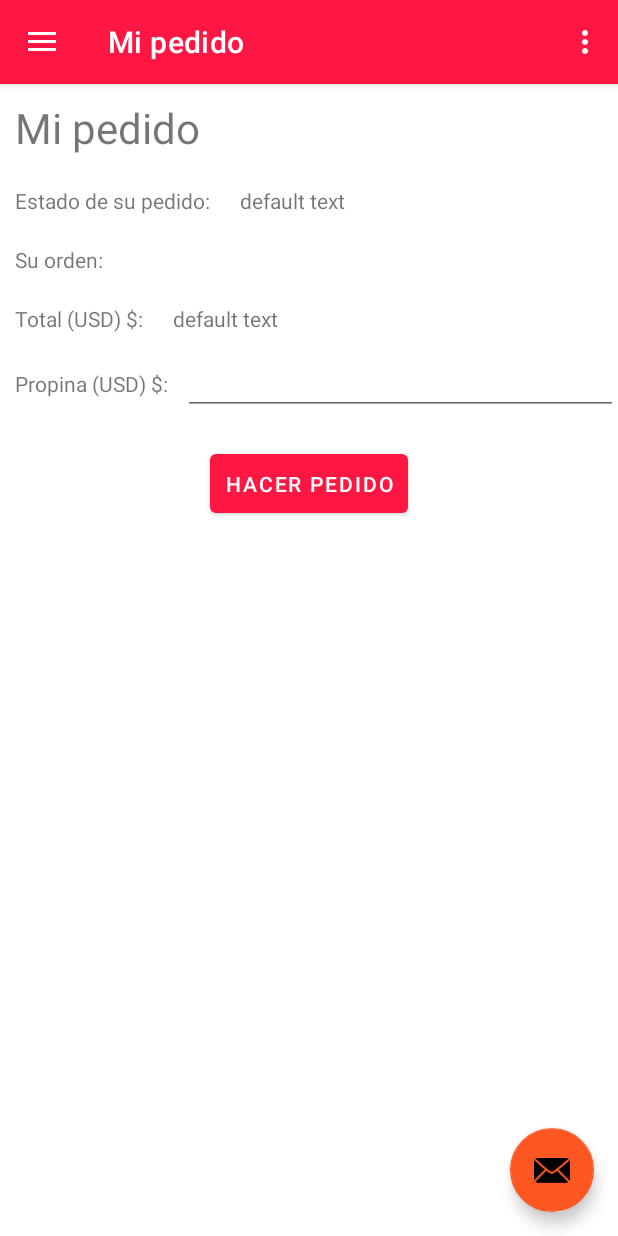
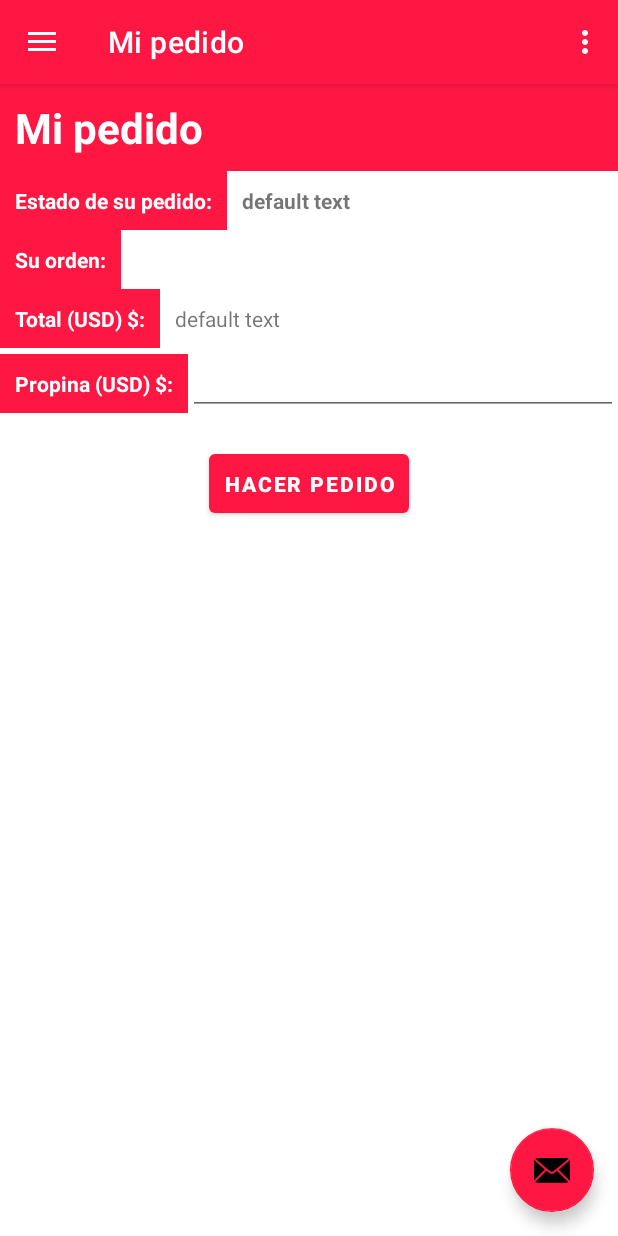
Before and after one commit to ar21106/ProyectoPDM2024-GT3-Grupo2-PedidosComida, an Android app: the screen it shows after launch (MainActivity), in the side drawer, after a tap on "Mi pedido", on a phone screen of 412 x 824 dp. Run offline under Robolectric (Android 15) with nearby library versions, the phone set to English and light mode, and no system bars; our stand-ins replace Room's generated code, navigation-ui; 1 statement that could not run was skipped.

Commit message:
Actualizacion de color, letra y imagen de Delibery

```diff
--- a/app/src/main/res/layout/app_bar_main.xml
+++ b/app/src/main/res/layout/app_bar_main.xml
@@ -15,7 +15,7 @@
             android:id="@+id/toolbar"
             android:layout_width="match_parent"
             android:layout_height="?attr/actionBarSize"
-            android:background="?attr/colorPrimary"
+            android:background="@color/primarioRojo"
             app:popupTheme="@style/Theme.PedidosApp.PopupOverlay" />
 
     </com.google.android.material.appbar.AppBarLayout>
@@ -29,6 +29,7 @@
         android:layout_gravity="bottom|end"
         android:layout_marginEnd="@dimen/fab_margin"
         android:layout_marginBottom="16dp"
+        app:backgroundTint="@color/primarioRojo"
         app:srcCompat="@android:drawable/ic_dialog_email" />
 
 </androidx.coordinatorlayout.widget.CoordinatorLayout>
--- a/app/src/main/res/layout/fragment_pedidos.xml
+++ b/app/src/main/res/layout/fragment_pedidos.xml
@@ -9,11 +9,14 @@
 
     <TextView
         android:id="@+id/pedidoTitulo"
-        android:layout_width="wrap_content"
+        android:layout_width="match_parent"
         android:layout_height="wrap_content"
+        android:background="@color/primarioRojo"
         android:padding="10dp"
+        android:text="@string/pedidosFragmentTittle"
+        android:textColor="@color/white"
         android:textSize="28sp"
-        android:text="@string/pedidosFragmentTittle" />
+        android:textStyle="bold" />
 
     <LinearLayout
         android:layout_width="match_parent"
@@ -24,29 +27,38 @@
             android:id="@+id/lblEstado"
             android:layout_width="wrap_content"
             android:layout_height="wrap_content"
+            android:background="@color/primarioRojo"
             android:padding="10dp"
-            android:text="@string/pedidosFragmentEstado" />
+            android:text="@string/pedidosFragmentEstado"
+            android:textColor="@color/white"
+            android:textStyle="bold" />
 
         <TextView
             android:id="@+id/txtEstado"
             android:layout_width="0dp"
             android:layout_height="wrap_content"
             android:layout_weight="1"
+            android:background="@color/white"
             android:padding="10dp"
-            android:text="@string/default_text" />
+            android:text="@string/default_text"
+            android:textStyle="bold" />
     </LinearLayout>
 
     <TextView
         android:id="@+id/lblItems"
         android:layout_width="wrap_content"
         android:layout_height="wrap_content"
+        android:background="@color/primarioRojo"
         android:padding="10dp"
-        android:text="@string/pedidosFragmentItems" />
+        android:text="@string/pedidosFragmentItems"
+        android:textColor="@color/white"
+        android:textStyle="bold" />
 
     <androidx.recyclerview.widget.RecyclerView
         android:id="@+id/recycleViewPedidoItems"
         android:layout_width="match_parent"
         android:layout_height="wrap_content"
+        android:background="@color/primarioRojo"
         tools:itemCount="3"
         tools:listitem="@layout/cardview_item">
 
@@ -61,8 +73,11 @@
             android:id="@+id/lblTotal"
             android:layout_width="wrap_content"
             android:layout_height="wrap_content"
+            android:background="@color/primarioRojo"
             android:padding="10dp"
-            android:text="@string/pedidosFragmentTotal" />
+            android:text="@string/pedidosFragmentTotal"
+            android:textColor="@color/white"
+            android:textStyle="bold" />
 
         <TextView
             android:id="@+id/txtTotal"
@@ -82,8 +97,11 @@
             android:id="@+id/lblPropina"
             android:layout_width="wrap_content"
             android:layout_height="wrap_content"
+            android:background="@color/primarioRojo"
             android:padding="10dp"
-            android:text="@string/pedidosFragmentPropina" />
+            android:text="@string/pedidosFragmentPropina"
+            android:textColor="@color/white"
+            android:textStyle="bold" />
 
         <EditText
             android:id="@+id/txtPropina"
@@ -101,7 +119,8 @@
         android:layout_width="wrap_content"
         android:layout_height="wrap_content"
         android:layout_gravity="center"
+        android:layout_margin="20dp"
         android:padding="10dp"
-        android:layout_margin="20dp"
-        android:text="@string/pedidosFragmentBoton" />
+        android:text="@string/pedidosFragmentBoton"
+        android:textStyle="bold" />
 </LinearLayout>
--- a/app/src/main/res/values/strings.xml
+++ b/app/src/main/res/values/strings.xml
@@ -2,8 +2,8 @@
     <string name="app_name">pedidosApp</string>
     <string name="navigation_drawer_open">Open navigation drawer</string>
     <string name="navigation_drawer_close">Close navigation drawer</string>
-    <string name="nav_header_title">Peidos App</string>
-    <string name="nav_header_subtitle">proyecto PDM 2024</string>
+    <string name="nav_header_title">Pedidos App</string>
+    <string name="nav_header_subtitle">Proyecto PDM 2024</string>
     <string name="nav_header_desc">Navigation header</string>
     <string name="action_settings">Settings</string>
 
```
Also changed, not shown: app/src/main/res/layout/fragment_agregar_item.xml (+9 -9 lines), app/src/main/res/layout/nav_header_main.xml (+12 -11 lines), app/src/main/res/drawable/entrega_de_comida.png (added), app/src/main/res/drawable/png_transparent_food_icon_delivery_icon_sushi_pizza_delivery_scooter_courier_food_delivery_text_thumbnail.png (added).
